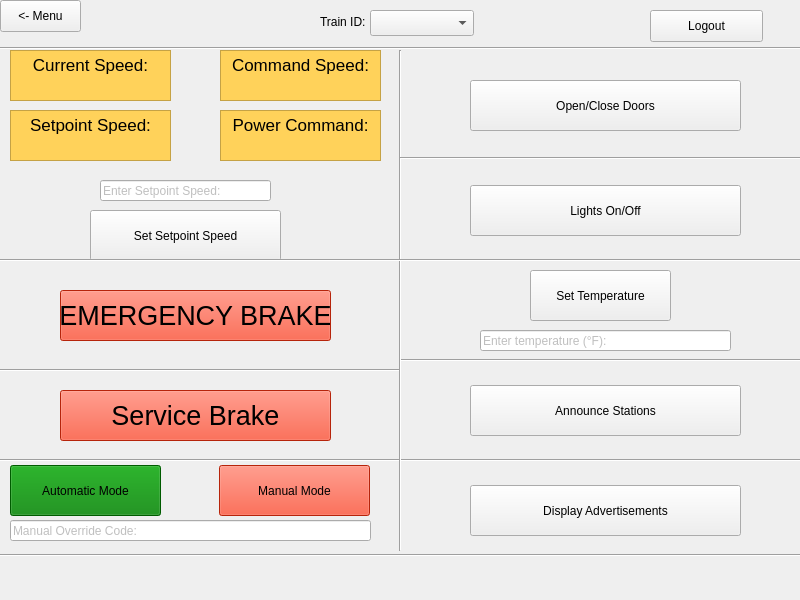
This is src/UI/SWTrainController/TrainController.ui in aet37/ECE1140-Project as Qt 5 draws it before an edit. The edited form follows.
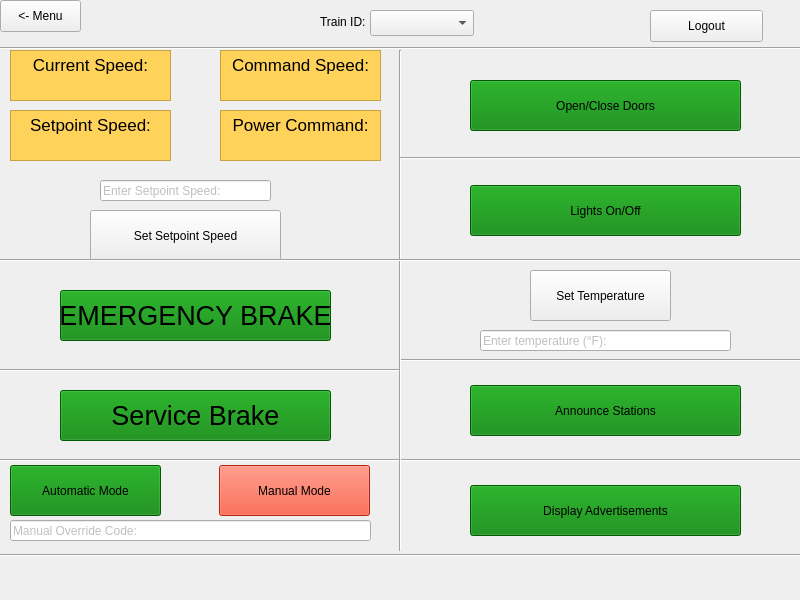
This is the edited form.

What changed in the file:
```diff
--- a/src/UI/SWTrainController/TrainController.ui
+++ b/src/UI/SWTrainController/TrainController.ui
@@ -185,7 +185,7 @@
        </rect>
       </property>
       <property name="styleSheet">
-       <string notr="true"/>
+       <string notr="true">background-color: green;</string>
       </property>
       <property name="text">
        <string>Open/Close Doors</string>
@@ -257,9 +257,9 @@
          <colorrole role="Button">
           <brush brushstyle="SolidPattern">
            <color alpha="255">
-            <red>255</red>
-            <green>51</green>
-            <blue>16</blue>
+            <red>0</red>
+            <green>128</green>
+            <blue>0</blue>
            </color>
           </brush>
          </colorrole>
@@ -329,18 +329,18 @@
          <colorrole role="Base">
           <brush brushstyle="SolidPattern">
            <color alpha="255">
-            <red>255</red>
-            <green>51</green>
-            <blue>16</blue>
+            <red>0</red>
+            <green>128</green>
+            <blue>0</blue>
            </color>
           </brush>
          </colorrole>
          <colorrole role="Window">
           <brush brushstyle="SolidPattern">
            <color alpha="255">
-            <red>255</red>
-            <green>51</green>
-            <blue>16</blue>
+            <red>0</red>
+            <green>128</green>
+            <blue>0</blue>
            </color>
           </brush>
          </colorrole>
@@ -394,9 +394,9 @@
          <colorrole role="Button">
           <brush brushstyle="SolidPattern">
            <color alpha="255">
-            <red>255</red>
-            <green>51</green>
-            <blue>16</blue>
+            <red>0</red>
+            <green>128</green>
+            <blue>0</blue>
            </color>
           </brush>
          </colorrole>
@@ -466,18 +466,18 @@
          <colorrole role="Base">
           <brush brushstyle="SolidPattern">
            <color alpha="255">
-            <red>255</red>
-            <green>51</green>
-            <blue>16</blue>
+            <red>0</red>
+            <green>128</green>
+            <blue>0</blue>
            </color>
           </brush>
          </colorrole>
          <colorrole role="Window">
           <brush brushstyle="SolidPattern">
            <color alpha="255">
-            <red>255</red>
-            <green>51</green>
-            <blue>16</blue>
+            <red>0</red>
+            <green>128</green>
+            <blue>0</blue>
            </color>
           </brush>
          </colorrole>
@@ -531,9 +531,9 @@
          <colorrole role="Button">
           <brush brushstyle="SolidPattern">
            <color alpha="255">
-            <red>255</red>
-            <green>51</green>
-            <blue>16</blue>
+            <red>0</red>
+            <green>128</green>
+            <blue>0</blue>
            </color>
           </brush>
          </colorrole>
@@ -603,18 +603,18 @@
          <colorrole role="Base">
           <brush brushstyle="SolidPattern">
            <color alpha="255">
-            <red>255</red>
-            <green>51</green>
-            <blue>16</blue>
+            <red>0</red>
+            <green>128</green>
+            <blue>0</blue>
            </color>
           </brush>
          </colorrole>
          <colorrole role="Window">
           <brush brushstyle="SolidPattern">
            <color alpha="255">
-            <red>255</red>
-            <green>51</green>
-            <blue>16</blue>
+            <red>0</red>
+            <green>128</green>
+            <blue>0</blue>
            </color>
           </brush>
          </colorrole>
@@ -663,7 +663,7 @@
        </font>
       </property>
       <property name="styleSheet">
-       <string notr="true">background-color: rgb(255, 51, 16);</string>
+       <string notr="true">background-color: green;</string>
       </property>
       <property name="text">
        <string>EMERGENCY BRAKE</string>
@@ -757,7 +757,7 @@
        </rect>
       </property>
       <property name="styleSheet">
-       <string notr="true"/>
+       <string notr="true">background-color: green;</string>
       </property>
       <property name="text">
        <string>Lights On/Off</string>
@@ -778,7 +778,7 @@
        </font>
       </property>
       <property name="styleSheet">
-       <string notr="true">background-color: rgb(255, 51, 16);</string>
+       <string notr="true">background-color: green;</string>
       </property>
       <property name="text">
        <string>Service Brake</string>
@@ -843,7 +843,7 @@
        </rect>
       </property>
       <property name="styleSheet">
-       <string notr="true"/>
+       <string notr="true">background-color: green;</string>
       </property>
       <property name="text">
        <string>Display Advertisements</string>
@@ -872,7 +872,7 @@
        </rect>
       </property>
       <property name="styleSheet">
-       <string notr="true"/>
+       <string notr="true">background-color: green;</string>
       </property>
       <property name="text">
        <string>Announce Stations</string>
```
